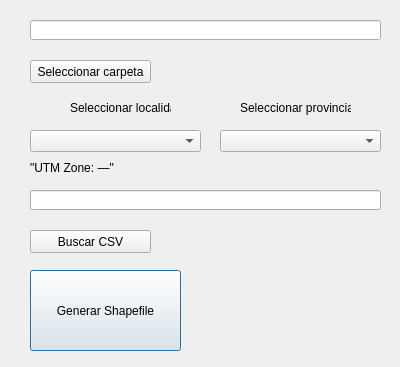
Qt form intersecciones_osm_dialog_base.ui (jovialser/InterseccionesPluginQGIS) before a commit.
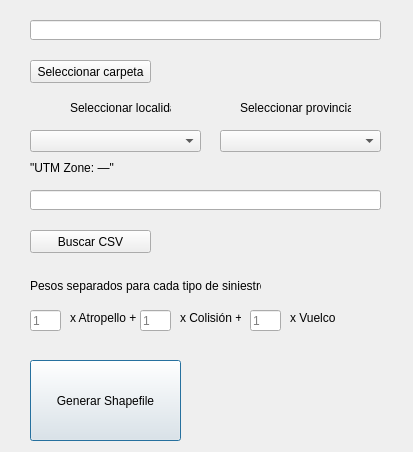
The same form after that commit.

Commit message: Actualizo formulario

```diff
--- a/intersecciones_osm_dialog_base.ui
+++ b/intersecciones_osm_dialog_base.ui
@@ -6,8 +6,8 @@
    <rect>
     <x>0</x>
     <y>0</y>
-    <width>400</width>
-    <height>367</height>
+    <width>413</width>
+    <height>452</height>
    </rect>
   </property>
   <property name="windowTitle">
@@ -17,7 +17,7 @@
    <property name="geometry">
     <rect>
      <x>30</x>
-     <y>270</y>
+     <y>360</y>
      <width>151</width>
      <height>81</height>
     </rect>
@@ -29,8 +29,8 @@
   <widget class="QLabel" name="labelEstado">
    <property name="geometry">
     <rect>
-     <x>190</x>
-     <y>240</y>
+     <x>200</x>
+     <y>340</y>
      <width>191</width>
      <height>101</height>
     </rect>
@@ -150,6 +150,97 @@
     <string>Buscar CSV</string>
    </property>
   </widget>
+  <widget class="QLineEdit" name="lineEditPesoAtropello">
+   <property name="geometry">
+    <rect>
+     <x>30</x>
+     <y>310</y>
+     <width>31</width>
+     <height>21</height>
+    </rect>
+   </property>
+   <property name="placeholderText">
+    <string>1</string>
+   </property>
+  </widget>
+  <widget class="QLineEdit" name="lineEditPesoColision">
+   <property name="geometry">
+    <rect>
+     <x>140</x>
+     <y>310</y>
+     <width>31</width>
+     <height>21</height>
+    </rect>
+   </property>
+   <property name="placeholderText">
+    <string>1</string>
+   </property>
+  </widget>
+  <widget class="QLineEdit" name="lineEditPesoVuelco">
+   <property name="geometry">
+    <rect>
+     <x>250</x>
+     <y>310</y>
+     <width>31</width>
+     <height>21</height>
+    </rect>
+   </property>
+   <property name="placeholderText">
+    <string>1</string>
+   </property>
+  </widget>
+  <widget class="QLabel" name="label_3">
+   <property name="geometry">
+    <rect>
+     <x>70</x>
+     <y>310</y>
+     <width>71</width>
+     <height>16</height>
+    </rect>
+   </property>
+   <property name="text">
+    <string>x Atropello +</string>
+   </property>
+  </widget>
+  <widget class="QLabel" name="label_4">
+   <property name="geometry">
+    <rect>
+     <x>180</x>
+     <y>310</y>
+     <width>61</width>
+     <height>16</height>
+    </rect>
+   </property>
+   <property name="text">
+    <string>x Colisión +</string>
+   </property>
+  </widget>
+  <widget class="QLabel" name="label_5">
+   <property name="geometry">
+    <rect>
+     <x>290</x>
+     <y>310</y>
+     <width>51</width>
+     <height>16</height>
+    </rect>
+   </property>
+   <property name="text">
+    <string>x Vuelco</string>
+   </property>
+  </widget>
+  <widget class="QLabel" name="label_6">
+   <property name="geometry">
+    <rect>
+     <x>30</x>
+     <y>275</y>
+     <width>231</width>
+     <height>21</height>
+    </rect>
+   </property>
+   <property name="text">
+    <string>Pesos separados para cada tipo de siniestro</string>
+   </property>
+  </widget>
  </widget>
  <resources/>
  <connections/>
```
The commit also changes 2 other files.
